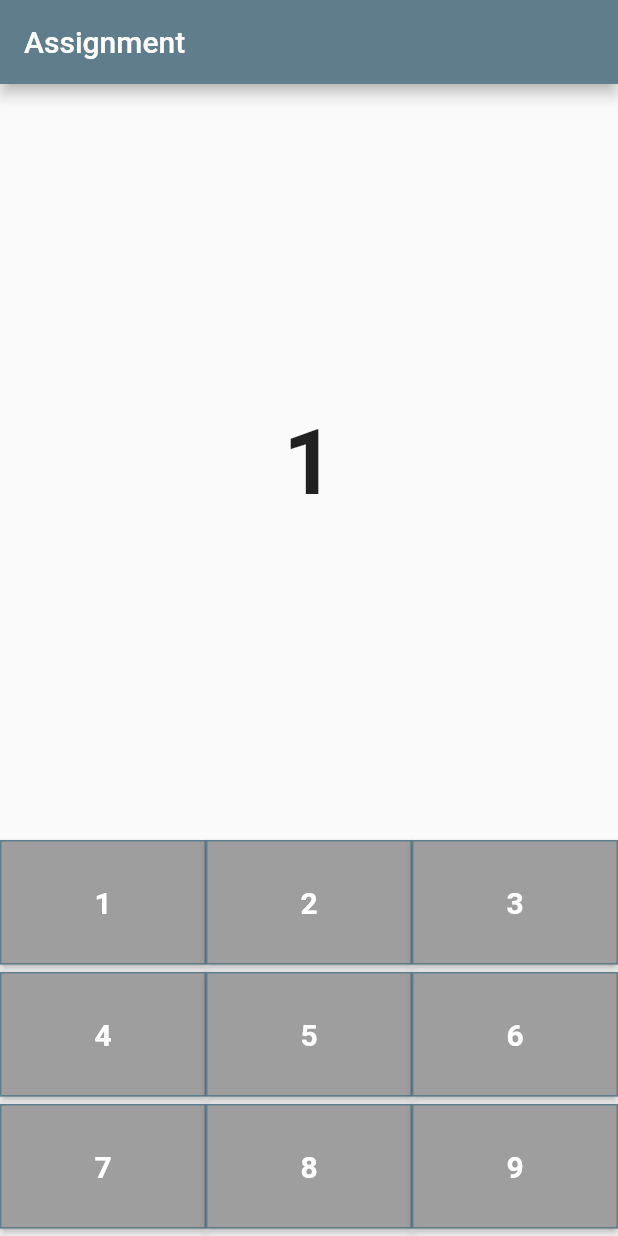
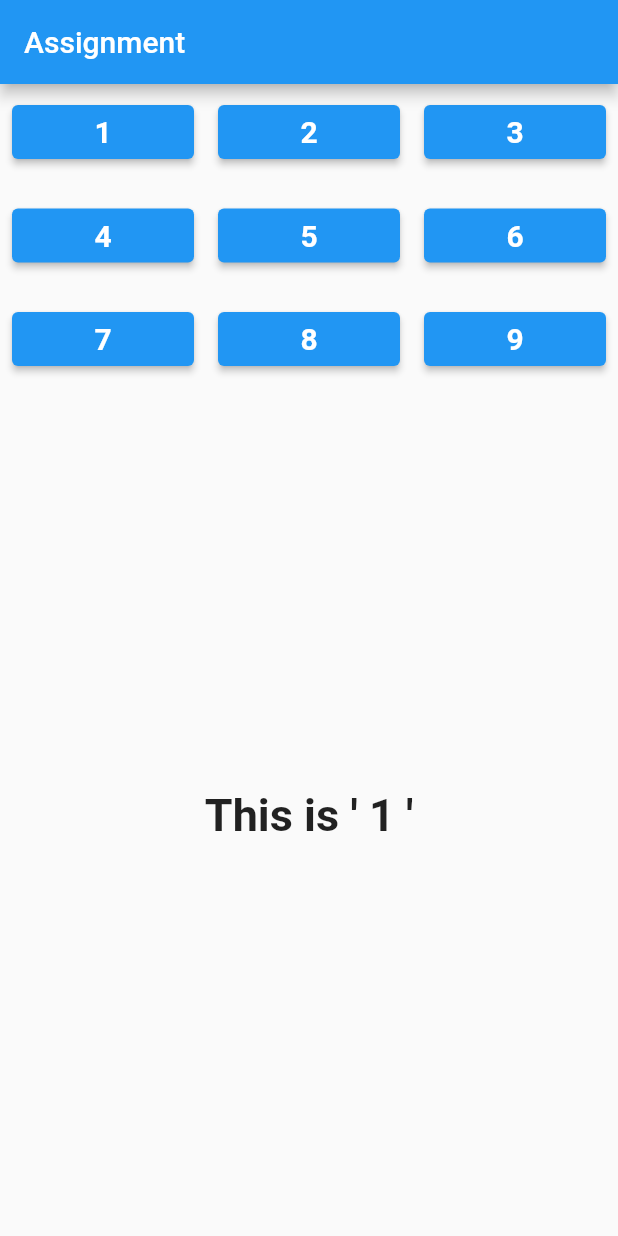
Before and after one commit to KaungHtetNaing24/Flutter-training, a Flutter app: the screen it shows after launch, after a tap on an icon or button, on a phone screen of 412 x 824 dp. Run offline on Flutter 3.47's test engine with Material 2 defaults, Android fonts, the phone set to English and light mode, and no system bars.

Commit message:
design change

```diff
--- a/lib/assignment.dart
+++ b/lib/assignment.dart
@@ -9,22 +9,23 @@ class Caculator extends StatefulWidget {
 }
 
 class _CaculatorState extends State<Caculator> {
-  String output = "0";
+  String output = "Start with 0";
   String _output = "0";
+  String output1 = "0";
 
   operation(String btntext){
       _output = btntext;
       setState(() {
-        output = int.parse(_output).toString();
+        output1 = int.parse(_output).toString();
+        output = "This is ' $output1 '";
       });
   }
 
   Widget button(String btntext){
     return Expanded(
-      child: RawMaterialButton(
-      shape: Border.all(color: Colors.blueGrey),
-      splashColor: Colors.blueGrey,
-      fillColor: Colors.grey,
+      child: Padding(
+        padding: const EdgeInsets.all(8.0),
+        child: ElevatedButton(
         child: Text(
           btntext,
           style: const TextStyle(
@@ -33,10 +34,11 @@ class _CaculatorState extends State<Caculator> {
             fontWeight: FontWeight.w600
           ),
           ),
-      padding: const EdgeInsets.all(30.0),
+        // padding: const EdgeInsets.all(30.0),
         onPressed: (){
           operation(btntext);
         }
+        ),
       )
      );
   }
@@ -49,25 +51,12 @@ class _CaculatorState extends State<Caculator> {
       home: Scaffold(
         appBar: AppBar(
           title: const Text("Assignment"),
-          backgroundColor: Colors.blueGrey,
+
         ),
         body: Container(
           child: Column(
             mainAxisAlignment: MainAxisAlignment.center,
             children: [
-              Expanded(
-                child: Container(
-                  alignment: Alignment.center,
-                  padding: const EdgeInsets.all(20),
-                  child: Text(
-                    output,
-                    style:const TextStyle(
-                      fontSize: 60,
-                      fontWeight: FontWeight.w600
-                    )
-                    ),
-                )
-                ),
               Row(
                 children: [
                   button('1'),
@@ -101,6 +90,19 @@ class _CaculatorState extends State<Caculator> {
               const SizedBox(
                 height: 5,
               ),
+              Expanded(
+                child: Container(
+                  alignment: Alignment.center,
+                  padding: const EdgeInsets.all(20),
+                  child: Text(
+                    output,
+                    style:const TextStyle(
+                      fontSize: 30,
+                      fontWeight: FontWeight.w600
+                    )
+                    ),
+                )
+                ),
             ],
           ),
         ),
```
Lines whose indentation alone changed are shown as unchanged.
